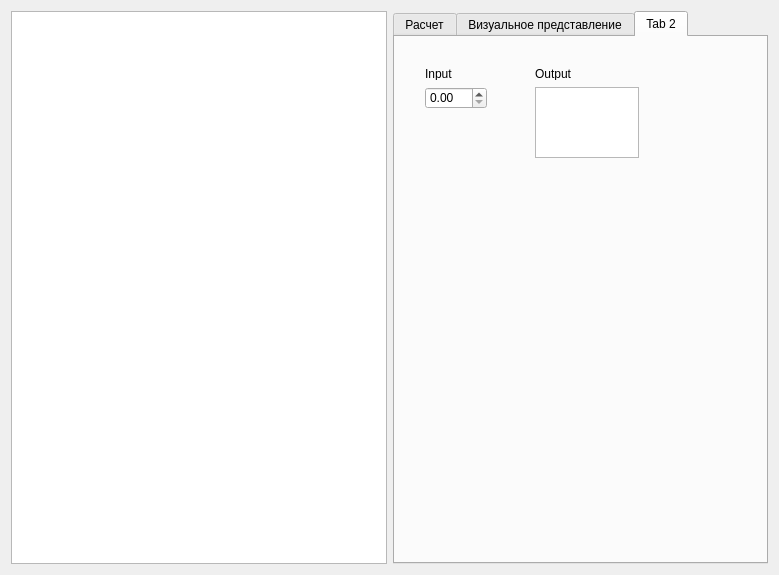
Qt form ui/ui/nomogramms_viewer.ui (Ivanestver/NomogrammsCalculator) before a commit.
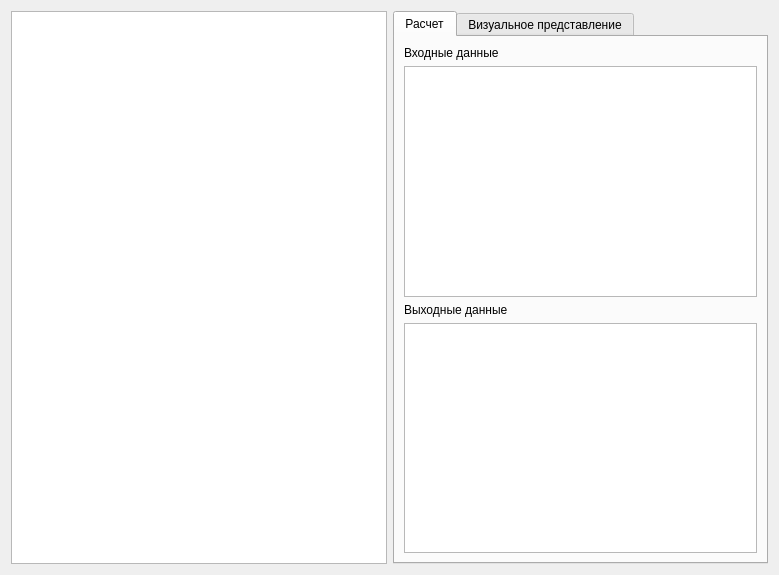
The same form after that commit. The open tabs and pages were chosen to show the change.

Commit message: add pictures for nomogramms to set

```diff
--- a/ui/ui/nomogramms_viewer.ui
+++ b/ui/ui/nomogramms_viewer.ui
@@ -63,57 +63,6 @@
        </item>
       </layout>
      </widget>
-     <widget class="QWidget" name="calcTab">
-      <attribute name="title">
-       <string>Tab 2</string>
-      </attribute>
-      <widget class="QDoubleSpinBox" name="inputSpinBox">
-       <property name="geometry">
-        <rect>
-         <x>30</x>
-         <y>50</y>
-         <width>62</width>
-         <height>22</height>
-        </rect>
-       </property>
-      </widget>
-      <widget class="QLabel" name="label">
-       <property name="geometry">
-        <rect>
-         <x>30</x>
-         <y>30</y>
-         <width>47</width>
-         <height>13</height>
-        </rect>
-       </property>
-       <property name="text">
-        <string>Input</string>
-       </property>
-      </widget>
-      <widget class="QTextEdit" name="outputTextEdit">
-       <property name="geometry">
-        <rect>
-         <x>140</x>
-         <y>50</y>
-         <width>104</width>
-         <height>71</height>
-        </rect>
-       </property>
-      </widget>
-      <widget class="QLabel" name="label_2">
-       <property name="geometry">
-        <rect>
-         <x>140</x>
-         <y>30</y>
-         <width>47</width>
-         <height>13</height>
-        </rect>
-       </property>
-       <property name="text">
-        <string>Output</string>
-       </property>
-      </widget>
-     </widget>
     </widget>
    </item>
   </layout>
```
The commit also changes 18 other files.
